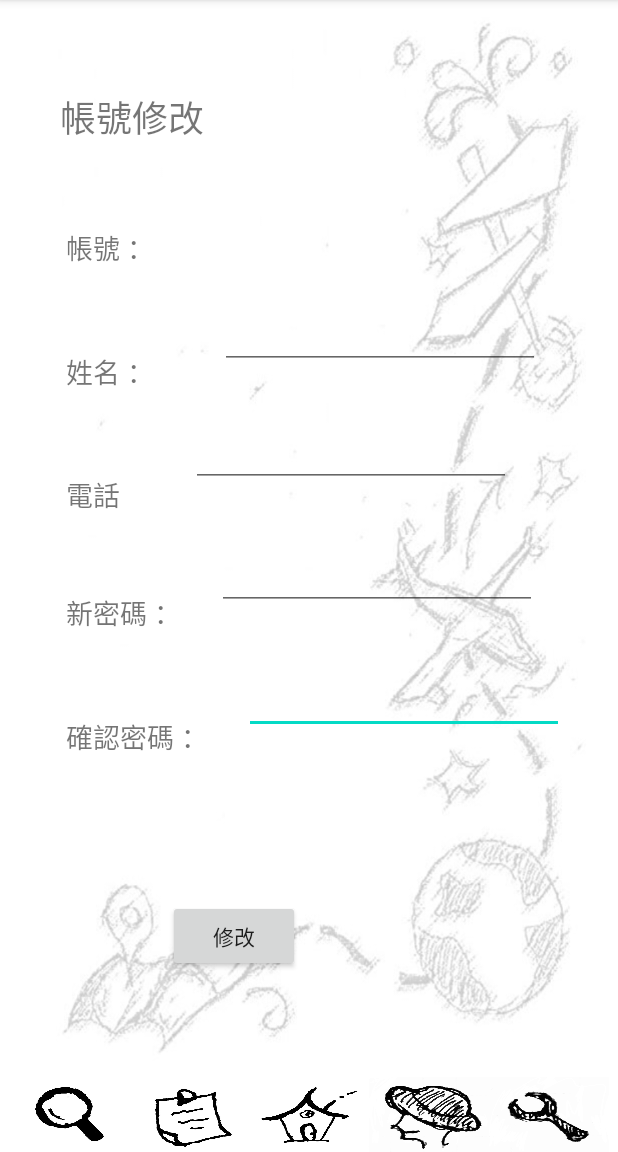
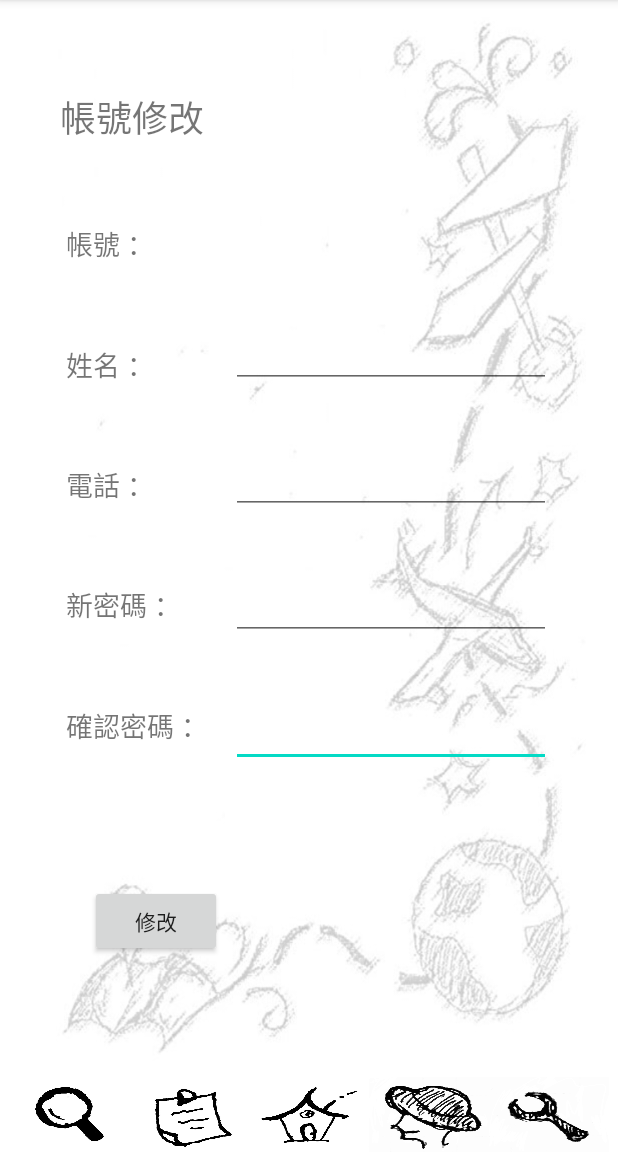
Before and after one commit to Jacksonacc877/OopTravelApp, an Android app: the Account_revised screen opened directly, with no data from a screen before it, on a phone screen of 412 x 824 dp, the part 84-1236 px from its top. Run offline under Robolectric (Android 15) with nearby library versions, the phone set to English and light mode, and no system bars; our stand-ins replace Firebase (no records; nobody signed in at launch, a user with empty details on screens opened directly); 3 statements that could not run were skipped.

Commit message:
Account layout revise

```diff
--- a/app/src/main/res/layout/activity_account_revised.xml
+++ b/app/src/main/res/layout/activity_account_revised.xml
@@ -23,61 +23,64 @@
         android:id="@+id/ar_etrepassword"
         android:layout_width="wrap_content"
         android:layout_height="wrap_content"
-        android:layout_marginStart="24dp"
-        android:layout_marginLeft="24dp"
-        android:layout_marginBottom="15dp"
+        android:layout_marginStart="110dp"
+        android:layout_marginLeft="110dp"
+        android:layout_marginBottom="40dp"
         android:ems="10"
         android:inputType="textPersonName"
-        app:layout_constraintBottom_toBottomOf="@+id/ar_repassword"
-        app:layout_constraintStart_toEndOf="@+id/ar_repassword" />
+        app:layout_constraintBottom_toTopOf="@+id/ar_bt"
+        app:layout_constraintStart_toStartOf="@+id/ar_repassword"
+        app:layout_constraintTop_toBottomOf="@+id/ar_etpassword" />
 
     <TextView
         android:id="@+id/ar_account_fix"
         android:layout_width="wrap_content"
         android:layout_height="wrap_content"
-        android:layout_marginStart="60dp"
-        android:layout_marginLeft="60dp"
+        android:layout_marginStart="110dp"
+        android:layout_marginLeft="110dp"
+        android:layout_marginTop="20dp"
         android:text="TextView"
-        app:layout_constraintBottom_toBottomOf="@+id/ar_account"
-        app:layout_constraintStart_toEndOf="@+id/ar_account" />
+        app:layout_constraintBottom_toTopOf="@+id/ar_etname"
+        app:layout_constraintStart_toStartOf="@+id/ar_account"
+        app:layout_constraintTop_toBottomOf="@+id/textView8" />
 
     <EditText
         android:id="@+id/ar_etpassword"
         android:layout_width="wrap_content"
         android:layout_height="wrap_content"
-        android:layout_marginStart="24dp"
-        android:layout_marginLeft="24dp"
-        android:layout_marginBottom="15dp"
+        android:layout_marginStart="110dp"
+        android:layout_marginLeft="110dp"
         android:ems="10"
         android:inputType="textPersonName"
-        app:layout_constraintBottom_toBottomOf="@+id/ar_password"
-        app:layout_constraintStart_toEndOf="@+id/ar_password" />
+        app:layout_constraintBottom_toTopOf="@+id/ar_etrepassword"
+        app:layout_constraintStart_toStartOf="@+id/ar_password"
+        app:layout_constraintTop_toBottomOf="@+id/ar_etphone" />
 
     <EditText
         android:id="@+id/ar_etname"
         android:layout_width="wrap_content"
         android:layout_height="wrap_content"
-        android:layout_marginStart="44dp"
-        android:layout_marginLeft="44dp"
-        android:layout_marginBottom="15dp"
+        android:layout_marginStart="110dp"
+        android:layout_marginLeft="110dp"
         android:ems="10"
         android:inputType="textPersonName"
         android:text="Name"
-        app:layout_constraintBottom_toBottomOf="@+id/ar_name"
-        app:layout_constraintStart_toEndOf="@+id/ar_name" />
+        app:layout_constraintBottom_toTopOf="@+id/ar_etphone"
+        app:layout_constraintStart_toStartOf="@+id/ar_name"
+        app:layout_constraintTop_toBottomOf="@+id/ar_account_fix" />
 
     <EditText
         android:id="@+id/ar_etphone"
         android:layout_width="wrap_content"
         android:layout_height="wrap_content"
-        android:layout_marginStart="36dp"
-        android:layout_marginLeft="36dp"
-        android:layout_marginBottom="15dp"
+        android:layout_marginStart="110dp"
+        android:layout_marginLeft="110dp"
         android:ems="10"
         android:inputType="textPersonName"
         android:text="Name"
-        app:layout_constraintBottom_toBottomOf="@+id/ar_phone"
-        app:layout_constraintStart_toEndOf="@+id/ar_phone" />
+        app:layout_constraintBottom_toTopOf="@+id/ar_etpassword"
+        app:layout_constraintStart_toStartOf="@+id/ar_phone"
+        app:layout_constraintTop_toBottomOf="@+id/ar_etname" />
 
     <TextView
         android:id="@+id/ar_repassword"
@@ -106,8 +109,8 @@
 
     <TextView
         android:id="@+id/ar_phone"
-        android:layout_width="47dp"
-        android:layout_height="23dp"
+        android:layout_width="wrap_content"
+        android:layout_height="wrap_content"
         android:layout_marginStart="44dp"
         android:layout_marginLeft="44dp"
         android:text="@string/ar_phone"
@@ -144,11 +147,11 @@
         android:id="@+id/ar_bt"
         android:layout_width="wrap_content"
         android:layout_height="wrap_content"
-        android:layout_marginBottom="70dp"
+        android:layout_marginStart="60dp"
+        android:layout_marginLeft="60dp"
+        android:layout_marginBottom="80dp"
         android:text="@string/ar_bt"
         app:layout_constraintBottom_toTopOf="@+id/linearLayout7"
-        app:layout_constraintEnd_toEndOf="parent"
-        app:layout_constraintHorizontal_bias="0.346"
         app:layout_constraintStart_toStartOf="parent" />
 
     <LinearLayout
```
